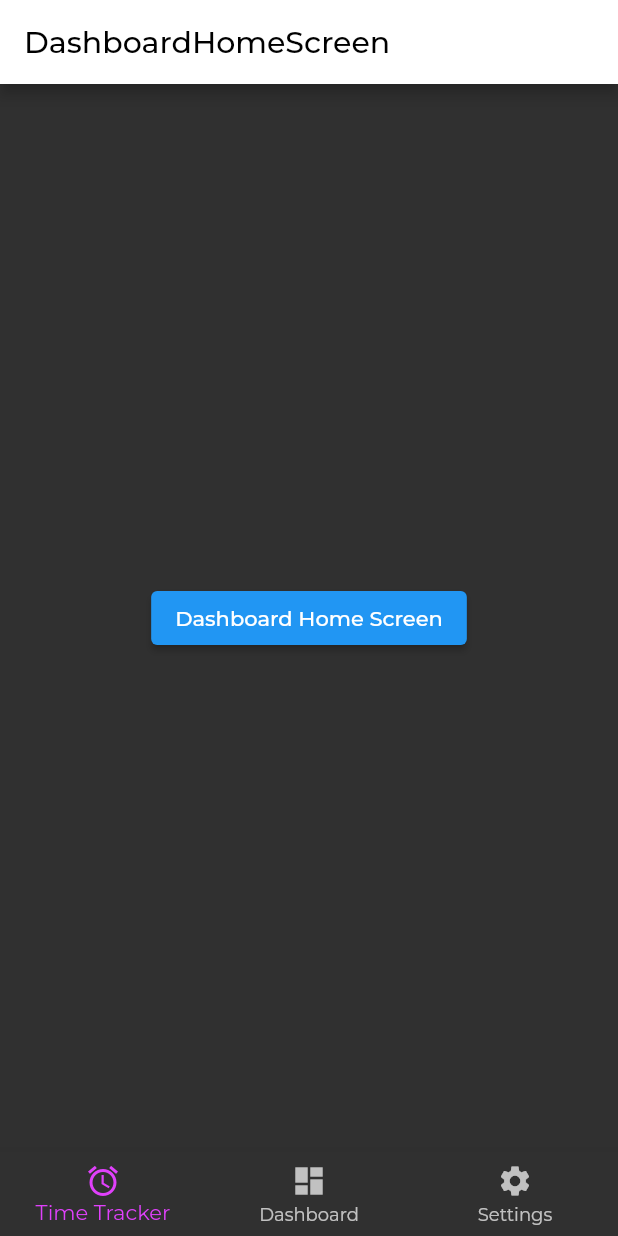
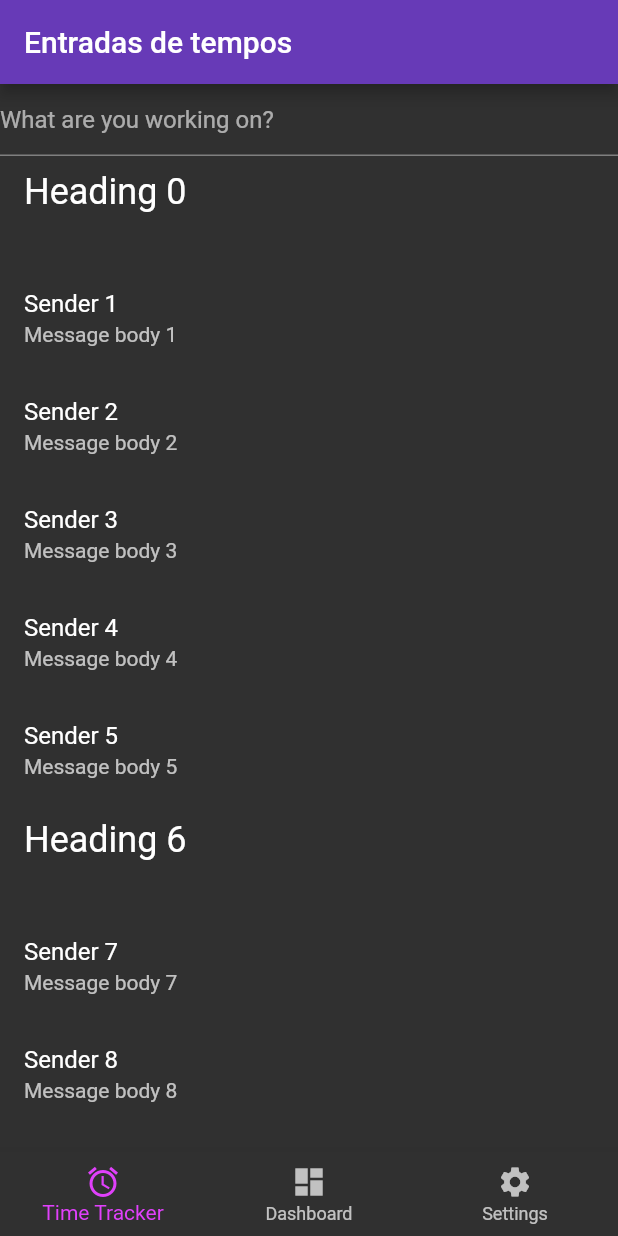
Before and after one commit to bStrano/Stralom-Timetracking, a Flutter app: the screen it shows after launch, on a phone screen of 412 x 824 dp. Run offline on Flutter 3.47's test engine with Material 2 defaults, Android fonts, the light colour scheme and no system bars; generated files the repository leaves out were written again.

Commit message:
🚧 Initial structure

```diff
--- a/lib/l10n/app_en.arb
+++ b/lib/l10n/app_en.arb
@@ -1,5 +1,6 @@
 {
   "menuTimeTracker": "Time Tracker",
   "menuDashboard": "Dashboard",
-  "menuSettings": "Settings"
+  "menuSettings": "Settings",
+  "placeholderNewActivity": "What are you working on?"
 }
--- a/lib/l10n/app_es.arb
+++ b/lib/l10n/app_es.arb
@@ -1,5 +1,6 @@
 {
   "menuTimeTracker": "Time Tracker",
   "menuDashboard": "Estatisticas",
-  "menuSettings": "Configurações"
+  "menuSettings": "Configurações",
+  "placeholderNewActivity": "No que voce está atuando?"
 }
--- a/lib/l10n/app_pt.arb
+++ b/lib/l10n/app_pt.arb
@@ -1,5 +1,6 @@
 {
   "menuTimeTracker": "Time Tracker",
   "menuDashboard": "Estatisticas",
-  "menuSettings": "Configurações"
+  "menuSettings": "Configurações",
+  "placeholderNewActivity": "No que voce está atuando?"
 }
--- a/lib/main.dart
+++ b/lib/main.dart
@@ -4,9 +4,8 @@
 
 import 'package:flutter/material.dart';
 import 'package:flutter_localizations/flutter_localizations.dart';
-import 'package:google_fonts/google_fonts.dart';
 import 'package:stralom_timetracking/src/modules/Dashboard/views/HomeScreen.dart';
-import 'package:stralom_timetracking/src/modules/TimeTracker/views/HomeScreen.dart';
+import 'package:stralom_timetracking/src/modules/TimeTracker/views/Home/HomeScreen.dart';
 import 'package:stralom_timetracking/src/modules/settings/views/SettingsScreen.dart';
 import 'package:flutter_gen/gen_l10n/app_localizations.dart';
 
@@ -39,35 +38,40 @@ class MyApp extends StatelessWidget {
           return locale;
         },
         theme: ThemeData(
-          brightness: Brightness.light,
-          // Define the default brightness and colors.
-
-          primaryColor: Colors.teal[800],
-          colorScheme: ColorScheme.fromSwatch().copyWith(
-              brightness: Brightness.light,
-              secondary: Colors.purpleAccent,
+          colorScheme: const ColorScheme(
+            brightness: Brightness.light,
+            primary: Colors.deepPurple,
+            onPrimary: Colors.white,
+            // Colors that are not relevant to AppBar in LIGHT mode:
+            primaryContainer: Colors.grey,
+            secondary: Colors.purpleAccent,
+            secondaryContainer: Colors.grey,
+            onSecondary: Colors.grey,
+            background: Colors.grey,
+            onBackground: Colors.grey,
+            surface: Colors.grey,
+            onSurface: Colors.grey,
+            error: Colors.grey,
+            onError: Colors.grey,
           ),
-          toggleableActiveColor: Colors.purpleAccent,
-          primarySwatch: Colors.purple,
-
-          // Define the default `TextTheme`. Use this to specify the default
-          // text styling for headlines, titles, bodies of text, and more.
-          textTheme: GoogleFonts.montserratTextTheme(),
         ),
         darkTheme: ThemeData(
-          brightness: Brightness.dark,
-          // Define the default brightness and colors.
-          primaryColor: Colors.teal[800],
-          colorScheme: ColorScheme.fromSwatch().copyWith(
+            colorScheme: const ColorScheme(
               brightness: Brightness.dark,
+              surface: Colors.deepPurple,
+              onSurface: Colors.white,
+              // Colors that are not relevant to AppBar in DARK mode:
+              primary: Colors.grey,
+              onPrimary: Colors.grey,
+              primaryContainer: Colors.grey,
               secondary: Colors.purpleAccent,
-          ),
-          toggleableActiveColor: Colors.purpleAccent,
-          primarySwatch: Colors.purple,
-
-          // Define the default `TextTheme`. Use this to specify the default
-          // text styling for headlines, titles, bodies of text, and more.
-          textTheme: GoogleFonts.montserratTextTheme(),
+              secondaryContainer: Colors.grey,
+              onSecondary: Colors.grey,
+              background: Colors.grey,
+              onBackground: Colors.grey,
+              error: Colors.grey,
+              onError: Colors.grey,
+            ),
         ),
         themeMode: ThemeMode.dark,
 
@@ -82,8 +86,8 @@ class BottomTabNavigator extends StatefulWidget {
   BottomTabNavigator({Key? key}) : super(key: key);
 
   final List<Widget> options = <Widget>[
+    const TrackerHomeScreen(),
     const DashboardHomeScreen(),
-    const TrackerHomeScreen(),
     const SettingsHomeScreen(),
   ];
 
--- a/lib/src/modules/Dashboard/views/HomeScreen.dart
+++ b/lib/src/modules/Dashboard/views/HomeScreen.dart
@@ -1,4 +1,7 @@
 import 'package:flutter/material.dart';
+
+import '../../TimeTracker/views/Home/widgets/RecordAutocompleteWidget.dart';
+import '../../TimeTracker/views/Home/widgets/RecordTagDropdownWidget.dart';
 
 class DashboardHomeScreen extends StatelessWidget {
   const DashboardHomeScreen({super.key});
@@ -9,13 +12,13 @@ class DashboardHomeScreen extends StatelessWidget {
       appBar: AppBar(
         title: const Text('DashboardHomeScreen'),
       ),
-      body: Center(
-        child: ElevatedButton(
-          child: const Text('Dashboard Home Screen'),
-          onPressed: () {
-            // Navigate to second route when tapped.
-          },
-        ),
+      body: Row(
+        children:  const [
+          Expanded(
+            child: RecordAutoCompleteWidget(),
+          ),
+           RecordTagDropdownWidget(),
+        ],
       ),
     );
   }
--- /dev/null
+++ b/lib/src/modules/TimeTracker/views/Home/HomeScreen.dart
@@ -0,0 +1,31 @@
+import 'package:flutter/material.dart';
+import 'package:stralom_timetracking/src/modules/TimeTracker/views/Home/widgets/RecordList/RecordListWidget.dart';
+
+import 'widgets/RecordAutocompleteWidget.dart';
+
+
+class TrackerHomeScreen extends StatelessWidget {
+  const TrackerHomeScreen({super.key});
+
+  @override
+  Widget build(BuildContext context) {
+    return Scaffold(
+      appBar: AppBar(
+        title: const Text('Entradas de tempos'),
+      ),
+      body: Column(
+        children: [
+          Row(
+            children:   const [
+              Expanded(
+                child: RecordAutoCompleteWidget(),
+              ),
+              // RecordAutoCompleteWidget(),
+            ],
+          ),
+          const Expanded(child: RecordListWidget())
+        ],
+      )
+    );
+  }
+}
--- /dev/null
+++ b/lib/src/modules/TimeTracker/views/Home/widgets/RecordAutocompleteWidget.dart
@@ -0,0 +1,51 @@
+import 'package:flutter/material.dart';
+import 'package:flutter_gen/gen_l10n/app_localizations.dart';
+
+
+class RecordAutoCompleteWidget extends StatelessWidget {
+  const RecordAutoCompleteWidget({super.key});
+
+  static const List<String> _kOptions = <String>[
+    'aardvark',
+    'bobcat',
+    'chameleon',
+  ];
+
+  @override
+  Widget build(BuildContext context) {
+    return Autocomplete<String>(
+      fieldViewBuilder: (BuildContext context,
+          TextEditingController textEditingController,
+          FocusNode focusNode,
+          VoidCallback onFieldSubmitted) {
+        return TextFormField(
+          controller: textEditingController,
+          decoration: InputDecoration(
+            hintText: AppLocalizations.of(context)!.placeholderNewActivity,
+          ),
+          focusNode: focusNode,
+          onFieldSubmitted: (String value) {
+            onFieldSubmitted();
+          },
+          validator: (String? value) {
+            if (!_kOptions.contains(value)) {
+              return 'Nothing selected.';
+            }
+            return null;
+          },
+        );
+      },
+      optionsBuilder: (TextEditingValue textEditingValue) {
+        if (textEditingValue.text == '') {
+          return const Iterable<String>.empty();
+        }
+        return _kOptions.where((String option) {
+          return option.contains(textEditingValue.text.toLowerCase());
+        });
+      },
+      onSelected: (String selection) {
+        debugPrint('You just selected $selection');
+      },
+    );
+  }
+}
--- /dev/null
+++ b/lib/src/modules/TimeTracker/views/Home/widgets/RecordList/RecordListWidget.dart
@@ -0,0 +1,38 @@
+import 'package:flutter/material.dart';
+import 'package:stralom_timetracking/src/modules/TimeTracker/views/Home/widgets/RecordList/widgets/RecordListItemWidget.dart';
+
+import 'widgets/RecordListContent.dart';
+import 'widgets/RecordListSection.dart';
+
+class RecordListWidget extends StatefulWidget {
+  const RecordListWidget({Key? key}) : super(key: key);
+
+  @override
+  State<RecordListWidget> createState() => _RecordListWidgetState();
+}
+
+class _RecordListWidgetState extends State<RecordListWidget> {
+  final List<RecordListItem> _items = List<RecordListItem>.generate(
+    1000,
+        (i) => i % 6 == 0
+        ? RecordListSection('Heading $i')
+        : RecordListContent('Sender $i', 'Message body $i'),
+  );
+
+  @override
+  Widget build(BuildContext context) {
+    return ListView.builder(
+      itemCount: _items.length,
+      // Provide a builder function. This is where the magic happens.
+      // Convert each item into a widget based on the type of item it is.
+      itemBuilder: (context, index) {
+        final item = _items[index];
+
+        return ListTile(
+          title: item.buildTitle(context),
+          subtitle: item.buildSubtitle(context),
+        );
+      },
+    );
+  }
+}
--- /dev/null
+++ b/lib/src/modules/TimeTracker/views/Home/widgets/RecordList/widgets/RecordListContent.dart
@@ -0,0 +1,15 @@
+import 'package:flutter/widgets.dart';
+import 'package:stralom_timetracking/src/modules/TimeTracker/views/Home/widgets/RecordList/widgets/RecordListItemWidget.dart';
+
+class RecordListContent implements RecordListItem {
+  final String sender;
+  final String body;
+
+  RecordListContent(this.sender, this.body);
+
+  @override
+  Widget buildTitle(BuildContext context) => Text(sender);
+
+  @override
+  Widget buildSubtitle(BuildContext context) => Text(body);
+}
--- /dev/null
+++ b/lib/src/modules/TimeTracker/views/Home/widgets/RecordList/widgets/RecordListItemWidget.dart
@@ -0,0 +1,10 @@
+import 'package:flutter/widgets.dart';
+
+/// The base class for the different types of items the list can contain.
+abstract class RecordListItem {
+  /// The title line to show in a list item.
+  Widget buildTitle(BuildContext context);
+
+  /// The subtitle line, if any, to show in a list item.
+  Widget buildSubtitle(BuildContext context);
+}
--- /dev/null
+++ b/lib/src/modules/TimeTracker/views/Home/widgets/RecordList/widgets/RecordListSection.dart
@@ -0,0 +1,20 @@
+import 'package:flutter/material.dart';
+
+import 'RecordListItemWidget.dart';
+
+class RecordListSection implements RecordListItem {
+  final String heading;
+
+  RecordListSection(this.heading);
+
+  @override
+  Widget buildTitle(BuildContext context) {
+    return Text(
+      heading,
+      style: Theme.of(context).textTheme.headline5,
+    );
+  }
+
+  @override
+  Widget buildSubtitle(BuildContext context) => const SizedBox.shrink();
+}
```
Also changed, not shown: lib/src/modules/TimeTracker/views/Home/widgets/RecordTagDropdownWidget.dart (added, +41 -0 lines), lib/src/modules/TimeTracker/views/HomeScreen.dart (deleted, +0 -22 lines).
